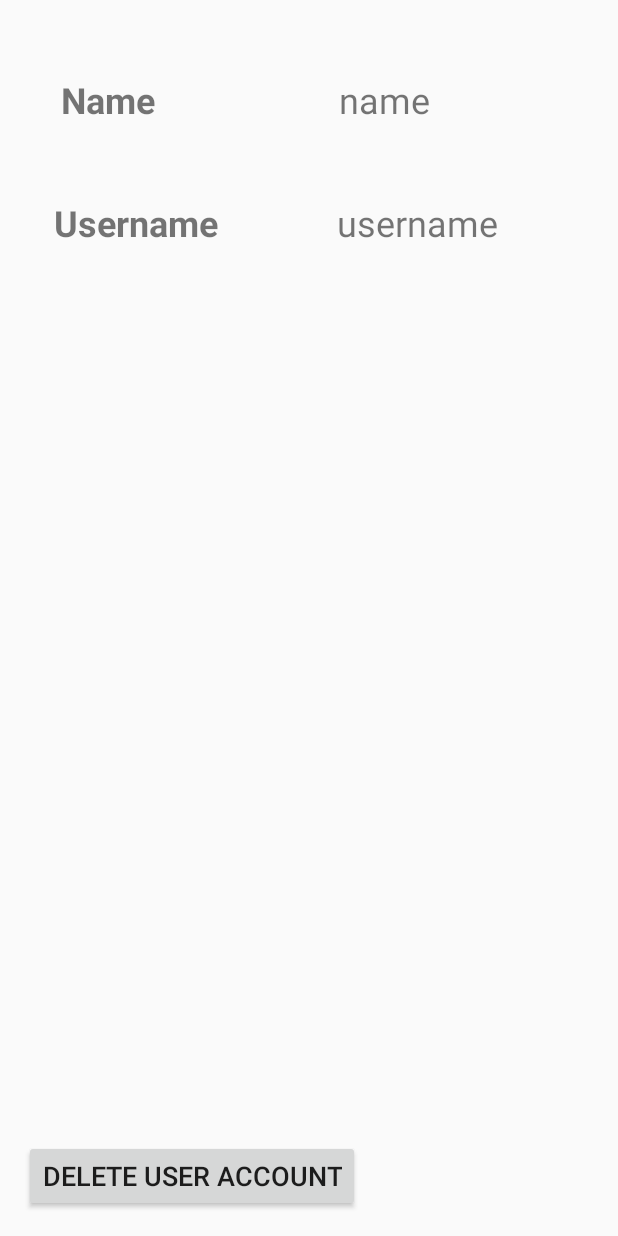
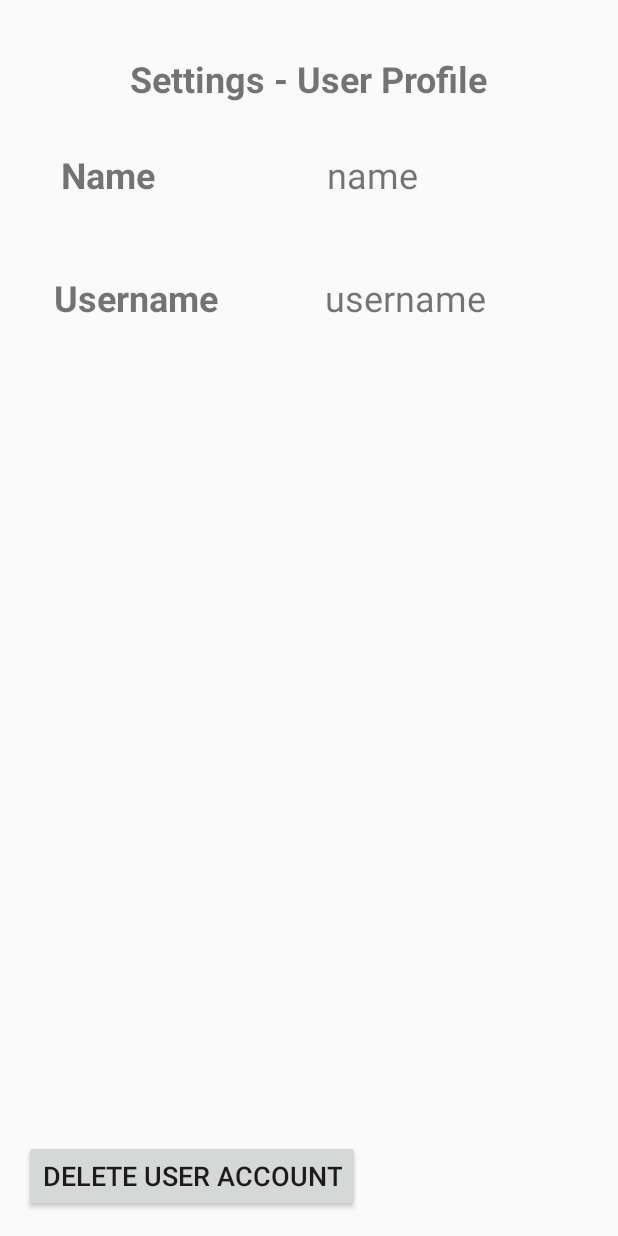
Before and after one commit to CMPUT301F17T02/BAARD, an Android app: the layout fragment_settings.xml on its own in the app's theme, with its tools: preview values and no code run, on a phone screen of 412 x 824 dp. Run offline under Robolectric (Android 15) with nearby library versions, the phone set to English and light mode, and no system bars.

Commit message:
settings page title

```diff
--- a/app/src/main/res/layout/fragment_settings.xml
+++ b/app/src/main/res/layout/fragment_settings.xml
@@ -21,8 +21,9 @@
         android:textAlignment="viewStart"
         android:textSize="24sp"
         app:layout_constraintBaseline_toBaselineOf="@+id/textView7"
-        android:layout_marginRight="8dp"
-        app:layout_constraintRight_toRightOf="parent" />
+        android:layout_marginRight="16dp"
+        app:layout_constraintRight_toRightOf="parent"
+        android:layout_marginEnd="16dp" />
 
     <TextView
         android:id="@+id/name"
@@ -32,9 +33,9 @@
         android:textAlignment="textStart"
         android:textSize="24sp"
         app:layout_constraintBaseline_toBaselineOf="@+id/textView8"
-        android:layout_marginRight="8dp"
+        android:layout_marginRight="16dp"
         app:layout_constraintRight_toRightOf="parent"
-        tools:layout_editor_absoluteX="198dp" />
+        android:layout_marginEnd="16dp" />
 
     <TextView
         android:id="@+id/textView7"
@@ -45,23 +46,24 @@
         android:textAlignment="center"
         android:textSize="24sp"
         android:textStyle="bold"
-        app:layout_constraintHorizontal_chainStyle="spread"
         app:layout_constraintTop_toBottomOf="@+id/textView8"
         android:layout_marginLeft="33dp"
-        app:layout_constraintLeft_toLeftOf="parent" />
+        app:layout_constraintLeft_toLeftOf="parent"
+        android:layout_marginStart="33dp" />
 
     <TextView
         android:id="@+id/textView8"
         android:layout_width="77dp"
         android:layout_height="32dp"
-        android:layout_marginTop="50dp"
+        android:layout_marginTop="100dp"
         android:text="Name"
         android:textAlignment="center"
         android:textSize="24sp"
         android:textStyle="bold"
         app:layout_constraintTop_toTopOf="parent"
         android:layout_marginLeft="33dp"
-        app:layout_constraintLeft_toLeftOf="parent" />
+        app:layout_constraintLeft_toLeftOf="parent"
+        android:layout_marginStart="33dp" />
 
     <Button
         android:id="@+id/delete"
@@ -72,5 +74,18 @@
         android:text="Delete User Account"
         android:textSize="18sp"
         app:layout_constraintBottom_toBottomOf="parent"
-        app:layout_constraintLeft_toLeftOf="parent" />
+        app:layout_constraintLeft_toLeftOf="parent"
+        android:layout_marginStart="16dp" />
+
+    <TextView
+        android:id="@+id/textView10"
+        android:layout_width="wrap_content"
+        android:layout_height="wrap_content"
+        android:layout_marginTop="36dp"
+        android:text="Settings - User Profile"
+        android:textSize="24sp"
+        android:textStyle="bold"
+        app:layout_constraintLeft_toLeftOf="parent"
+        app:layout_constraintRight_toRightOf="parent"
+        app:layout_constraintTop_toTopOf="parent" />
 </android.support.constraint.ConstraintLayout>
```
